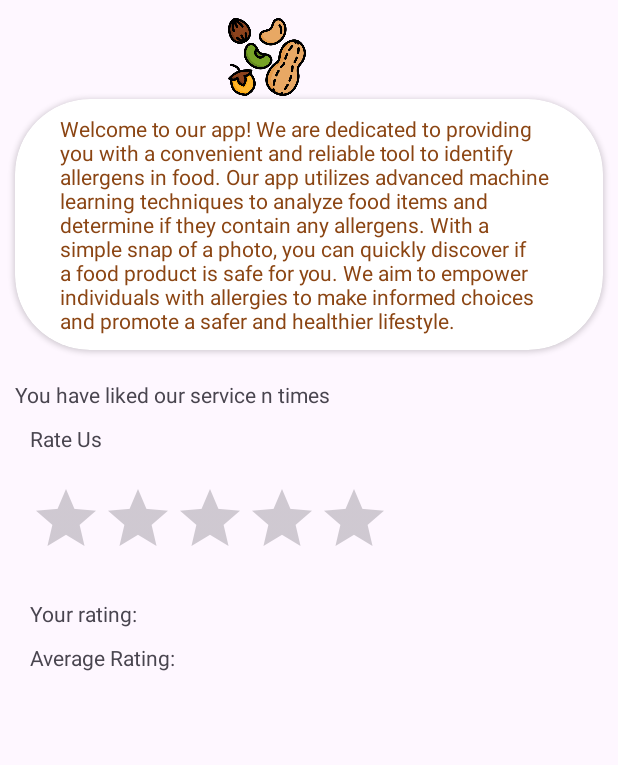
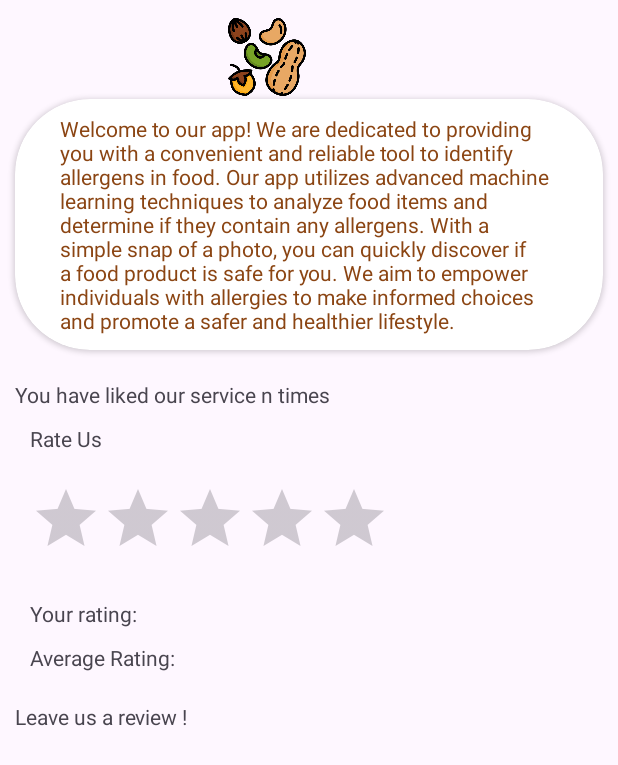
Before and after one commit to masleniamubarrat/Allergendetector4, an Android app: the AboutUs screen opened directly, with no data from a screen before it, on a phone screen of 412 x 824 dp. Shown: the top 765 px of the screen. Run offline under Robolectric (Android 15) with nearby library versions, the phone set to English and light mode, and no system bars; our stand-ins replace Firebase (no records; nobody signed in at launch, a user with empty details on screens opened directly).

Commit message:
13.7.first push

```diff
--- a/app/build.gradle
+++ b/app/build.gradle
@@ -61,6 +61,8 @@ dependencies {
 
     //7.12.23
     implementation 'com.github.bumptech.glide:glide:4.12.0'
+    implementation 'com.google.firebase:firebase-storage:20.2.1'
+
 
 
 
--- a/app/src/main/java/com/example/allergendetector/AboutUs.java
+++ b/app/src/main/java/com/example/allergendetector/AboutUs.java
@@ -1,5 +1,6 @@
 package com.example.allergendetector;
 
+import androidx.annotation.NonNull;
 import androidx.appcompat.app.AppCompatActivity;
 
 import android.os.Bundle;
@@ -7,12 +8,24 @@ import android.view.View;
 import android.widget.Button;
 import android.widget.RatingBar;
 import android.widget.TextView;
+import android.widget.Toast;
+
+import com.google.firebase.auth.FirebaseAuth;
+import com.google.firebase.auth.FirebaseUser;
+import com.google.firebase.database.DataSnapshot;
+import com.google.firebase.database.DatabaseError;
+import com.google.firebase.database.DatabaseReference;
+import com.google.firebase.database.FirebaseDatabase;
+import com.google.firebase.database.ValueEventListener;
 
 public class AboutUs extends AppCompatActivity {
     private RatingBar ratingBar;
     private Button saveButton;
     private TextView yourRatingTextView;
     private TextView avgRatingTextView;
+
+    private DatabaseReference userRef;
+    private String userId;
 
 
     @Override
@@ -25,7 +38,18 @@ public class AboutUs extends AppCompatActivity {
         yourRatingTextView = findViewById(R.id.your_rating);
         avgRatingTextView = findViewById(R.id.avg_rating);
 
-        ratingBar.setIsIndicator(true);
+
+        FirebaseUser currentUser = FirebaseAuth.getInstance().getCurrentUser();
+        if (currentUser != null) {
+            userId = currentUser.getUid();
+            userRef = FirebaseDatabase.getInstance().getReference("users").child(userId);
+        } else {
+            // User not authenticated, handle this case accordingly
+        }
+
+
+
+
         ratingBar.setOnRatingBarChangeListener(new RatingBar.OnRatingBarChangeListener() {
             @Override
             public void onRatingChanged(RatingBar ratingBar, float rating, boolean fromUser) {
@@ -34,29 +58,57 @@ public class AboutUs extends AppCompatActivity {
             }
         });
 
-        saveButton.setVisibility(View.GONE);
-        float savedRating = RatingHelper.getRating(this);
-        if (savedRating > 0) {
-            ratingBar.setRating(savedRating);
-            ratingBar.setIsIndicator(true);
-            saveButton.setVisibility(View.GONE);
-            yourRatingTextView.setText("Your rating: " + savedRating);
-        }
 
         saveButton.setOnClickListener(new View.OnClickListener() {
             @Override
             public void onClick(View v) {
                 float rating = ratingBar.getRating();
-                RatingHelper.saveRating(AboutUs.this, rating);
-                ratingBar.setIsIndicator(true);
-                ratingBar.setRating(rating);
+                saveRatingToDatabase(rating);
+
                 saveButton.setVisibility(View.GONE);
                 yourRatingTextView.setText("Your rating: " + rating);
             }
         });
 
+        loadRatingFromDatabase();
+
 
 
 
     }
+    private void loadRatingFromDatabase() {
+        if (userRef != null) {
+            userRef.child("rating").addListenerForSingleValueEvent(new ValueEventListener() {
+                @Override
+                public void onDataChange(@NonNull DataSnapshot dataSnapshot) {
+                    if (dataSnapshot.exists()) {
+                        float rating = dataSnapshot.getValue(Float.class);
+                        ratingBar.setRating(rating);
+
+                        yourRatingTextView.setText("Your rating: " + rating);
+                    }
+                }
+
+                @Override
+                public void onCancelled(@NonNull DatabaseError databaseError) {
+                    // Handle database error
+                }
+            });
+        }
+    }
+
+    private void saveRatingToDatabase(float rating) {
+        if (userRef != null) {
+            userRef.child("rating").setValue(rating)
+                    .addOnSuccessListener(aVoid -> {
+                        // Rating saved successfully
+                        Toast.makeText(AboutUs.this, "Rating saved!", Toast.LENGTH_SHORT).show();
+                    })
+                    .addOnFailureListener(e -> {
+                        // Failed to save rating, handle the error
+                        Toast.makeText(AboutUs.this, "Failed to save rating: " + e.getMessage(), Toast.LENGTH_SHORT).show();
+                    });
+        }
+    }
+
 }
--- a/app/src/main/java/com/example/allergendetector/sign_up.java
+++ b/app/src/main/java/com/example/allergendetector/sign_up.java
@@ -25,7 +25,9 @@ import com.google.firebase.auth.FirebaseUser;
 import com.google.firebase.database.DatabaseReference;
 import com.google.firebase.database.FirebaseDatabase;
 
+import java.util.ArrayList;
 import java.util.Calendar;
+import java.util.List;
 
 public class sign_up extends AppCompatActivity {
     private FirebaseAuth mAuth;
@@ -162,6 +164,7 @@ public class sign_up extends AppCompatActivity {
         String birthDate = datePickerEditText.getText().toString().trim();
         String review = null;
         String profilePictureUrl="";
+        List<String> itemList = new ArrayList<>();;
         int rating = 0;
         if(signUpEmail.isEmpty())
         {
@@ -215,7 +218,7 @@ public class sign_up extends AppCompatActivity {
                         String key = userRef.push().getKey();
 
 
-                        User user = new User(signUpFullName,signUpUserName,signUpEmail,phoneNumber,birthDate,signUpPassword, null,rating,profilePictureUrl);
+                        User user = new User(signUpFullName,signUpUserName,signUpEmail,phoneNumber,birthDate,signUpPassword, null,rating,profilePictureUrl,itemList);
                         userRef.child(userId).setValue(user);
 
                         Toast.makeText(getApplicationContext(), "Registered successfully", Toast.LENGTH_SHORT).show();
--- a/app/src/main/res/layout/activity_about_us.xml
+++ b/app/src/main/res/layout/activity_about_us.xml
@@ -80,7 +80,8 @@
                 android:layout_height="wrap_content"
                 android:numStars="5"
                 android:stepSize="1"
-                android:rating="0">
+                android:rating="0"
+                android:isIndicator="false">
 
             </RatingBar>
 
@@ -118,7 +119,44 @@
 
     </LinearLayout>
 
+    <LinearLayout
+        android:id="@+id/review_layout"
+        android:orientation="vertical"
+        android:layout_marginTop="10dp"
+        android:layout_marginBottom="10dp"
+        android:layout_marginStart="10dp"
+        android:layout_width="wrap_content"
+        android:layout_height="wrap_content">
+
+        <TextView
+            android:id="@+id/review_textView"
+            android:layout_marginTop="10dp"
+            android:layout_width="wrap_content"
+            android:layout_height="wrap_content"
+            android:text="Leave us a review !         ">
+
+        </TextView>
+        <EditText
+            android:id="@+id/review_editText"
+            android:visibility="gone"
+            android:layout_width="match_parent"
+            android:layout_height="100dp">
+
+        </EditText>
+        <Button
+            android:id="@+id/review_submit_button"
+            android:visibility="gone"
+            android:layout_marginTop="10dp"
+            android:backgroundTint="@color/peach"
+            android:text="Submit"
+            android:textColor="@color/white"
+            android:layout_width="wrap_content"
+            android:layout_height="wrap_content">
+
+        </Button>
 
 
 
+    </LinearLayout>
+
 </LinearLayout>
```
Also changed, not shown: app/src/main/java/com/example/allergendetector/ItemListAdapter.java (added, +47 -0 lines), app/src/main/java/com/example/allergendetector/Profile.java (+55 -7 lines), app/src/main/java/com/example/allergendetector/RatingHelper.java (+12 -0 lines), app/src/main/java/com/example/allergendetector/User.java (+14 -1 lines), app/src/main/res/layout/activity_profile.xml (+11 -31 lines), app/src/main/res/layout/item_list_item.xml (added, +14 -0 lines).
